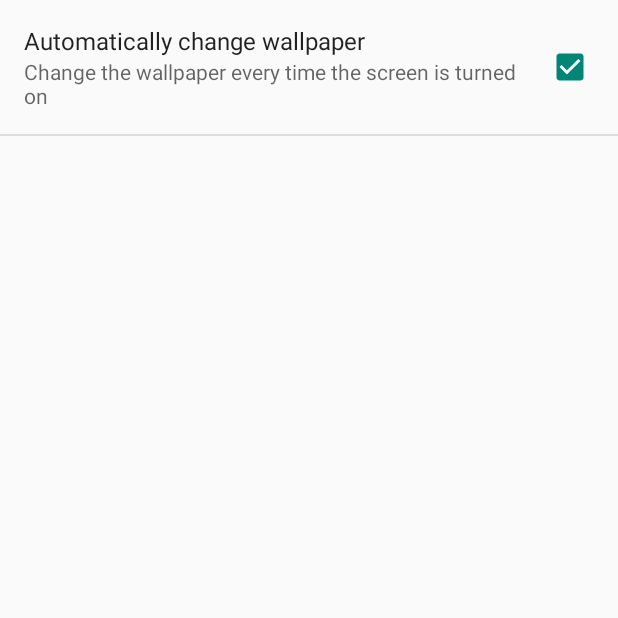
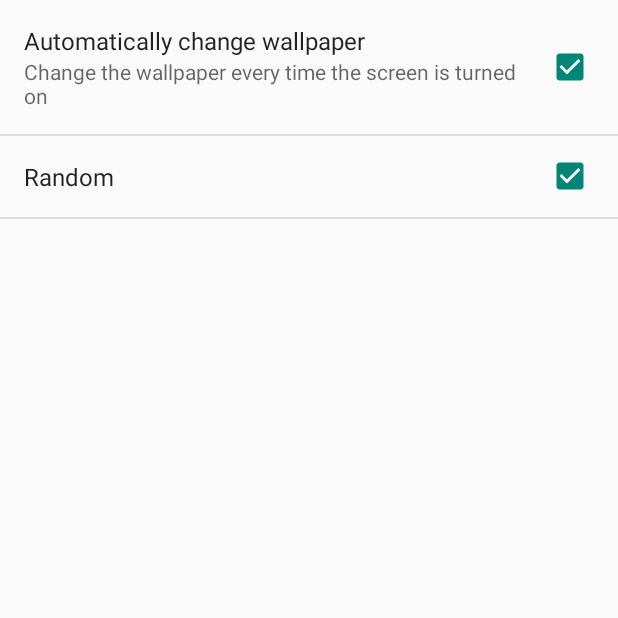
Before and after one commit to supercoffee/Refresh, an Android app: the SettingsActivity screen opened directly, with no data from a screen before it, on a phone screen of 412 x 824 dp, the top half of it. Run offline under Robolectric (Android 15) with nearby library versions, the light colour scheme and no system bars; 1 statement that could not run was skipped.

Commit message:
added an option to change wallpapers in order or randomly

```diff
--- a/app/src/main/res/values/pref_strings.xml
+++ b/app/src/main/res/values/pref_strings.xml
@@ -4,4 +4,7 @@
     <string name="pref_title_auto_change">Automatically change wallpaper</string>
     <string name="pref_desc_auto_change">Change the wallpaper every time the screen is turned on</string>
 
+    <string name="pref_key_shuffle">pref_key_shuffle</string>
+    <string name="pref_title_shuffle">Random</string>
+
 </resources>
--- a/app/src/main/res/xml/preferences.xml
+++ b/app/src/main/res/xml/preferences.xml
@@ -7,6 +7,11 @@
         android:summary="@string/pref_desc_auto_change"
         android:defaultValue="true"/>
 
+    <CheckBoxPreference
+        android:dependency="@string/pref_key_auto_change"
+        android:key="@string/pref_key_shuffle"
+        android:title="@string/pref_title_shuffle"
+        android:defaultValue="true"/>
 
 
 </PreferenceScreen>
```
Also changed, not shown: app/src/main/java/com/coffeestrike/refresh/WallpaperChangerService.java (+17 -5 lines).
